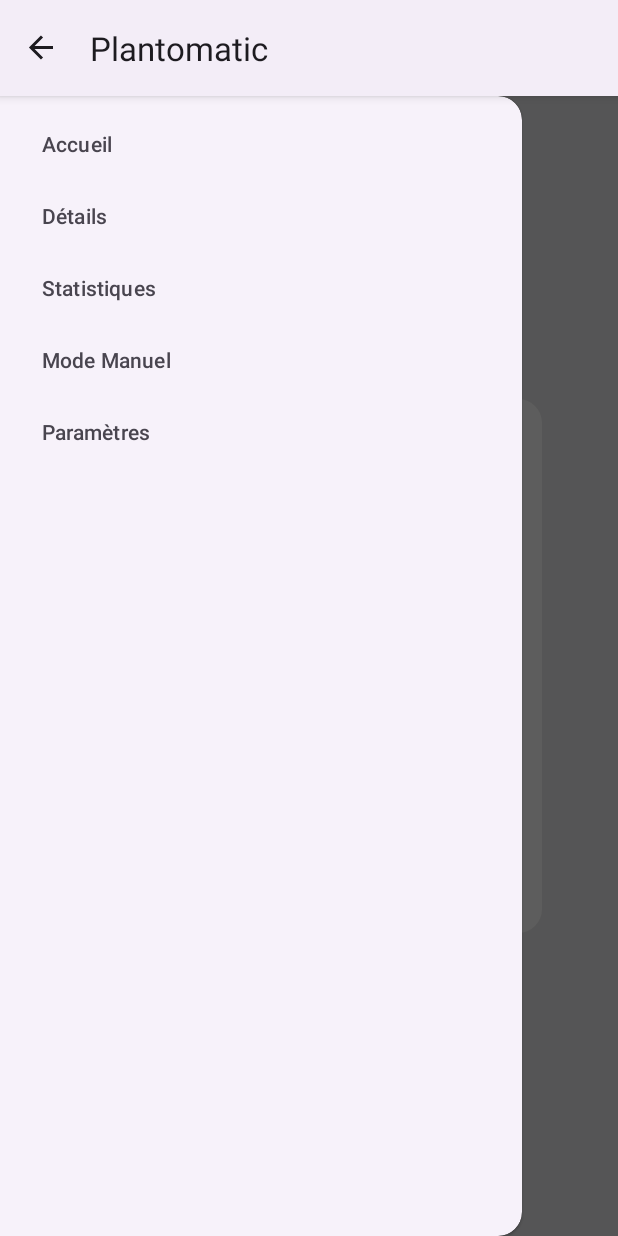
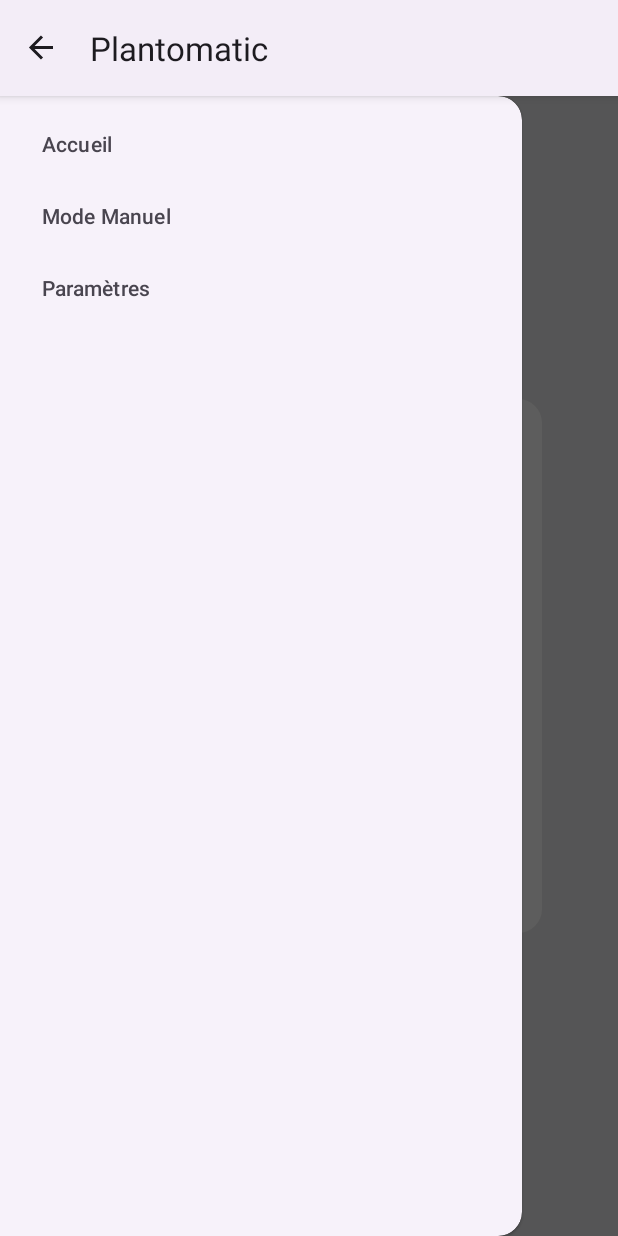
Before and after one commit to Mathieu-Vallieres/420-67P-SI-ProjetPlante, an Android app: the screen it shows after launch (ActivitePrincipale), with the side drawer open, on a phone screen of 412 x 824 dp. Run offline under Robolectric (Android 15) with nearby library versions, the phone set to English and light mode, and no system bars.

Commit message:
Suppression de l'activité statistiques, mise à jour du menu

```diff
--- a/Plantomatic-Android/app/src/main/AndroidManifest.xml
+++ b/Plantomatic-Android/app/src/main/AndroidManifest.xml
@@ -3,7 +3,6 @@
     xmlns:tools="http://schemas.android.com/tools">
 
     <uses-permission android:name="android.permission.READ_EXTERNAL_STORAGE"/>
-    <uses-permission android:name="android.permission.WRITE_EXTERNAL_STORAGE"/>
 
     <application
         android:allowBackup="true"
@@ -21,9 +20,6 @@
             android:name=".ActiviteModeManuel"
             android:exported="false" />
         <activity
-            android:name=".ActiviteStatistiques"
-            android:exported="false" />
-        <activity
             android:name=".ActiviteAffichage"
             android:exported="false" />
         <activity
--- a/Plantomatic-Android/app/src/main/res/menu/layout_menu.xml
+++ b/Plantomatic-Android/app/src/main/res/menu/layout_menu.xml
@@ -6,12 +6,6 @@
         android:id="@+id/item_activitePrincipale"
         android:title="@string/activitePrincipale" />
     <item
-        android:id="@+id/item_activiteAffichage"
-        android:title="@string/activiteAffichage" />
-    <item
-        android:id="@+id/item_activiteStatistiques"
-        android:title="@string/activiteStatistiques" />
-    <item
         android:id="@+id/item_activiteModeManuel"
         android:title="@string/activiteModeManuel" />
     <item
```
Also changed, not shown: Plantomatic-Android/app/src/main/java/net/info420/plantomatic/ActiviteAffichage.java (+0 -9 lines), Plantomatic-Android/app/src/main/java/net/info420/plantomatic/ActivitePrincipale.java (+1 -10 lines), Plantomatic-Android/app/src/main/java/net/info420/plantomatic/ActiviteStatistiques.java (deleted, +0 -14 lines), Plantomatic-Android/app/src/main/res/layout/layout_activitestatistiques.xml (deleted, +0 -9 lines).
